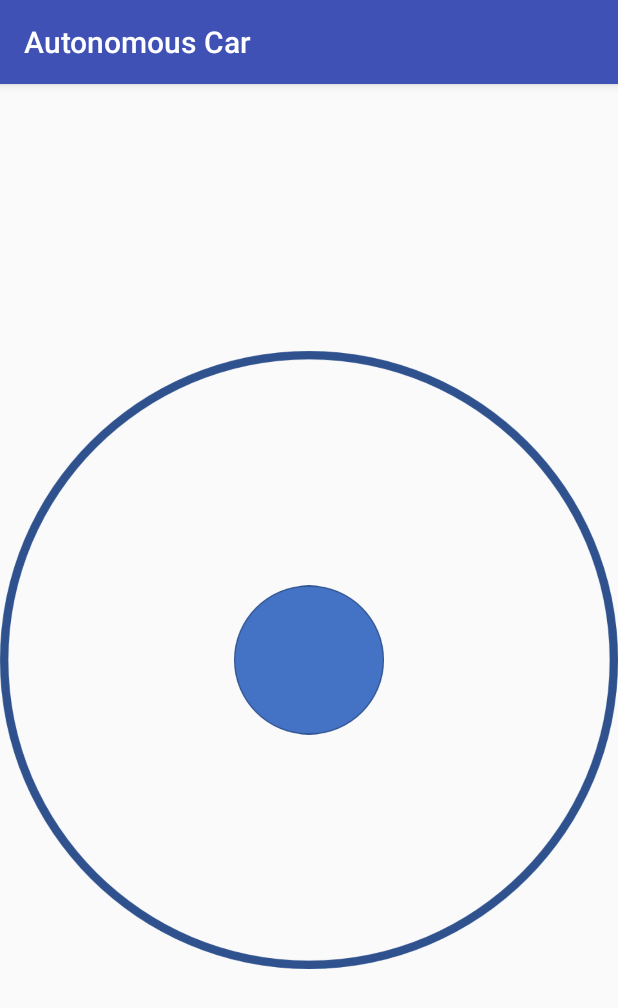
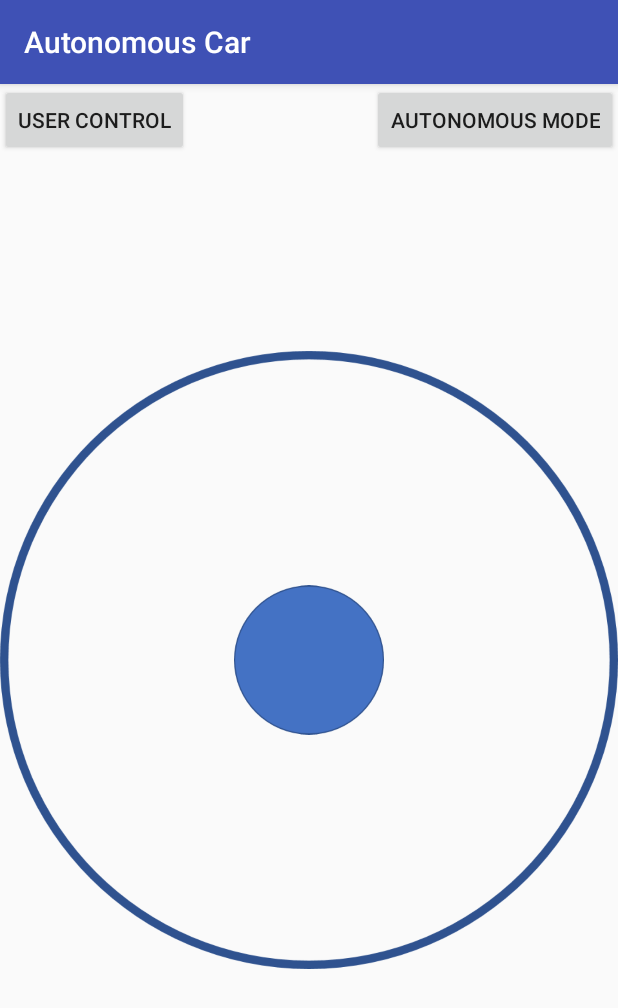
Before and after one commit to michelle-zheng/AutonomousCar, an Android app: the MotorControl screen opened directly, with no data from a screen before it, on a phone screen of 412 x 824 dp. Shown: the top 1008 px of the screen. Run offline under Robolectric (Android 15) with nearby library versions, the phone set to English and light mode, and no system bars; 5 statements that could not run were skipped.

Commit message:
Added GPS mode, added buttons controlling autonomous vs. user control mode

```diff
--- a/AutonomousCar/app/src/main/java/com/autonomouscarapp/autonomouscar/MotorControl.java
+++ b/AutonomousCar/app/src/main/java/com/autonomouscarapp/autonomouscar/MotorControl.java
@@ -1,14 +1,16 @@
 package com.autonomouscarapp.autonomouscar;
 
 import android.support.v7.app.AppCompatActivity;
-import android.support.constraint.ConstraintLayout;
+
 import android.os.Handler;
 import android.os.Bundle;
 
+import android.support.constraint.ConstraintLayout;
+import android.widget.RelativeLayout;
 import android.view.View;
+import android.widget.Button;
 import android.widget.ImageView;
 
-import android.widget.RelativeLayout;
 import android.widget.Toast;
 
 import android.bluetooth.BluetoothSocket;
@@ -21,6 +23,8 @@ public class MotorControl extends AppCompatActivity {
     ImageView innerControlWheel;
     RelativeLayout outerControlWheelContainer;
     ConstraintLayout phoneScreen;
+    Button userControlButton;
+    Button autonomousModeButton;
 
     private BluetoothConnection myBluetoothConnection;
     BluetoothSocket myBluetoothSocket = null;
@@ -39,10 +43,14 @@ public class MotorControl extends AppCompatActivity {
     double pointerRadius; // Distance of pointer from center of outer control wheel
     double maximumPointerRadius;
 
+    int mode;
     int leftOrRight;
     int forwardOrBackward;
     String speedString;
     int speed;
+
+    private static final String USER_CONTROL_MODE = "55555>";
+    private static final String AUTONOMOUS_MODE = "66666>";
 
     private static final int FORWARD = 0;
     private static final int BACKWARD = 1;
@@ -69,7 +77,12 @@ public class MotorControl extends AppCompatActivity {
         outerControlWheelContainer = (RelativeLayout)findViewById(R.id.outerControlWheelContainer);
         outerControlWheel = (ImageView)findViewById(R.id.outerControlWheel);
         innerControlWheel = (ImageView)findViewById(R.id.innerControlWheel);
+        userControlButton = (Button)findViewById(R.id.userControlButton);
+        autonomousModeButton = (Button)findViewById(R.id.autonomousModeButton);
+
         innerControlWheel.setOnTouchListener(innerControlWheelTouchListener);
+        userControlButton.setOnClickListener(userControlButtonClickListener);
+        autonomousModeButton.setOnClickListener(autonomousModeButtonClickListener);
 
         // Sets constant values of control wheel after control wheel view has been set up
         outerControlWheelContainer.post(new Runnable() {
@@ -103,6 +116,30 @@ public class MotorControl extends AppCompatActivity {
             }
         }, 500);
     }
+
+    private View.OnClickListener userControlButtonClickListener = new View.OnClickListener() {
+
+        @Override
+        public void onClick(View view) {
+            if (myBluetoothConnection.isConnected() == true){
+                myBluetoothConnection.sendCommand(USER_CONTROL_MODE);
+            }
+            innerControlWheel.setVisibility(View.VISIBLE);
+            outerControlWheel.setVisibility(View.VISIBLE);
+        }
+    };
+
+    private View.OnClickListener autonomousModeButtonClickListener = new View.OnClickListener() {
+
+        @Override
+        public void onClick(View view) {
+            if (myBluetoothConnection.isConnected() == true){
+                myBluetoothConnection.sendCommand(AUTONOMOUS_MODE);
+            }
+            innerControlWheel.setVisibility(View.INVISIBLE);
+            outerControlWheel.setVisibility(View.INVISIBLE);
+        }
+    };
 
     private View.OnTouchListener innerControlWheelTouchListener = new View.OnTouchListener() {
 
--- a/AutonomousCar/app/src/main/res/layout/activity_motor_control.xml
+++ b/AutonomousCar/app/src/main/res/layout/activity_motor_control.xml
@@ -7,6 +7,22 @@
     android:layout_width="match_parent"
     android:layout_height="match_parent"
     tools:context="com.autonomouscarapp.autonomouscar.MotorControl">
+
+    <Button
+        android:id="@+id/userControlButton"
+        android:text="User Control"
+        android:layout_width="wrap_content"
+        android:layout_height="wrap_content"
+        app:layout_constraintTop_toTopOf="parent"
+        app:layout_constraintLeft_toLeftOf="parent"/>
+
+    <Button
+        android:id="@+id/autonomousModeButton"
+        android:text="Autonomous Mode"
+        android:layout_width="wrap_content"
+        android:layout_height="wrap_content"
+        app:layout_constraintTop_toTopOf="parent"
+        app:layout_constraintEnd_toEndOf="parent"/>
 
     <RelativeLayout
         android:id="@+id/outerControlWheelContainer"
```
Also changed, not shown: AutonomousCar/app/src/main/java/com/autonomouscarapp/autonomouscar/GPSMode.java (+449 -19 lines), AutonomousCar/app/src/main/res/layout/activity_gpsmode.xml (+37 -4 lines).
